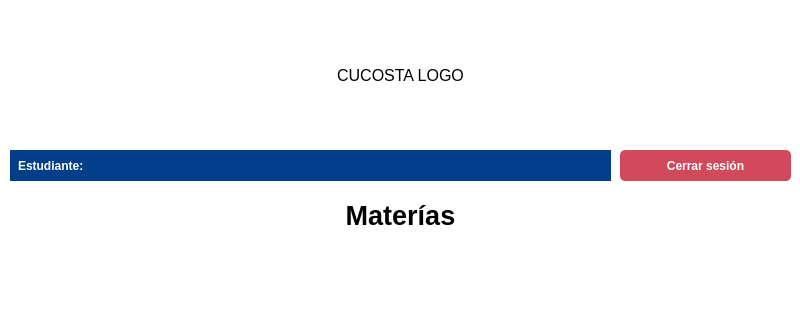
Old version of the form src/gui/SubjectSelection.ui in the repository Jorgemacias-12/AssistList; both pictures show x 0 to 800 and y 0 to 325 of the 800 by 600 pixel window.
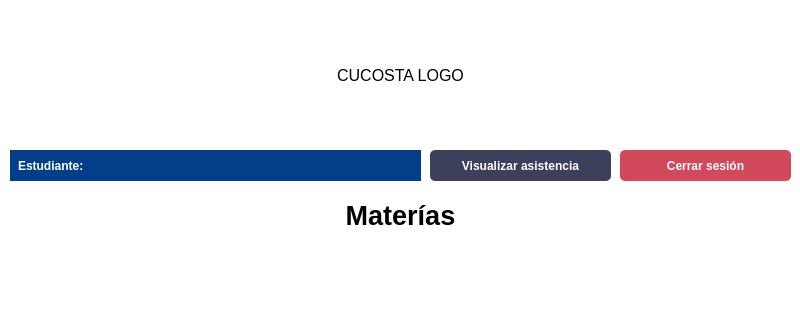
New version of the form.

Commit message: Add: visualizador de asistencias

What changed in the file:
```diff
--- a/src/gui/SubjectSelection.ui
+++ b/src/gui/SubjectSelection.ui
@@ -59,7 +59,7 @@
      <rect>
       <x>10</x>
       <y>150</y>
-      <width>601</width>
+      <width>411</width>
       <height>31</height>
      </rect>
     </property>
@@ -118,6 +118,28 @@
      <set>Qt::AlignCenter</set>
     </property>
    </widget>
+   <widget class="QPushButton" name="btn_assistance_viewer">
+    <property name="geometry">
+     <rect>
+      <x>430</x>
+      <y>150</y>
+      <width>181</width>
+      <height>31</height>
+     </rect>
+    </property>
+    <property name="cursor">
+     <cursorShape>PointingHandCursor</cursorShape>
+    </property>
+    <property name="styleSheet">
+     <string notr="true">background-color: #3d405b;
+color: white;
+font-weight: bold;
+border-radius: 5px;</string>
+    </property>
+    <property name="text">
+     <string>Visualizar asistencia</string>
+    </property>
+   </widget>
   </widget>
  </widget>
  <resources/>
```
The commit also changes 4 other files.
